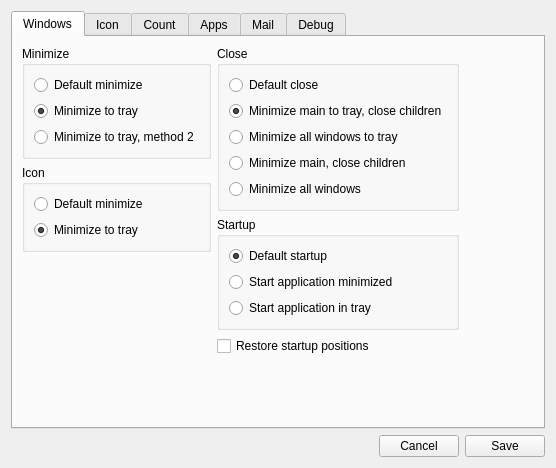
Before: the Qt Designer form app/SysTray-X/SysTray-X-app/preferences.ui in Ximi1970/systray-x, drawn with Qt 5.
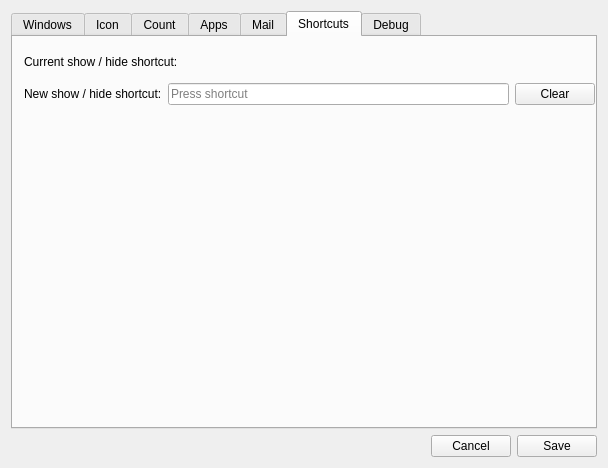
After: the same form once the commit is applied. The open tabs and pages were chosen to show the change. Icons and pictures are not drawn.

Patch:
```diff
--- a/app/SysTray-X/SysTray-X-app/preferences.ui
+++ b/app/SysTray-X/SysTray-X-app/preferences.ui
@@ -6,7 +6,7 @@
    <rect>
     <x>0</x>
     <y>0</y>
-    <width>556</width>
+    <width>608</width>
     <height>468</height>
    </rect>
   </property>
@@ -1133,6 +1133,79 @@
        </item>
       </layout>
      </widget>
+     <widget class="QWidget" name="tab_3">
+      <attribute name="title">
+       <string>Shortcuts</string>
+      </attribute>
+      <widget class="QWidget" name="layoutWidget">
+       <property name="geometry">
+        <rect>
+         <x>11</x>
+         <y>10</y>
+         <width>571</width>
+         <height>58</height>
+        </rect>
+       </property>
+       <layout class="QVBoxLayout" name="verticalLayout_16">
+        <item>
+         <layout class="QHBoxLayout" name="horizontalLayout_18">
+          <item>
+           <layout class="QHBoxLayout" name="horizontalLayout_16">
+            <item>
+             <widget class="QLabel" name="label_8">
+              <property name="text">
+               <string>Current show / hide shortcut:</string>
+              </property>
+             </widget>
+            </item>
+            <item>
+             <widget class="QLabel" name="currentShowHideShortcut"/>
+            </item>
+           </layout>
+          </item>
+          <item>
+           <spacer name="horizontalSpacer_13">
+            <property name="orientation">
+             <enum>Qt::Horizontal</enum>
+            </property>
+            <property name="sizeHint" stdset="0">
+             <size>
+              <width>40</width>
+              <height>20</height>
+             </size>
+            </property>
+           </spacer>
+          </item>
+         </layout>
+        </item>
+        <item>
+         <layout class="QHBoxLayout" name="horizontalLayout_17">
+          <item>
+           <widget class="QLabel" name="label_7">
+            <property name="text">
+             <string>New show / hide shortcut:</string>
+            </property>
+           </widget>
+          </item>
+          <item>
+           <widget class="QKeySequenceEdit" name="showHideKeySequenceEdit">
+            <property name="keySequence">
+             <string/>
+            </property>
+           </widget>
+          </item>
+          <item>
+           <widget class="QPushButton" name="clearShowHideShortcutPushButton">
+            <property name="text">
+             <string>Clear</string>
+            </property>
+           </widget>
+          </item>
+         </layout>
+        </item>
+       </layout>
+      </widget>
+     </widget>
      <widget class="QWidget" name="tabDebug">
       <attribute name="title">
        <string>Debug</string>
```
Left out of the diff: 12 changed lines with no effect on the pictures.
